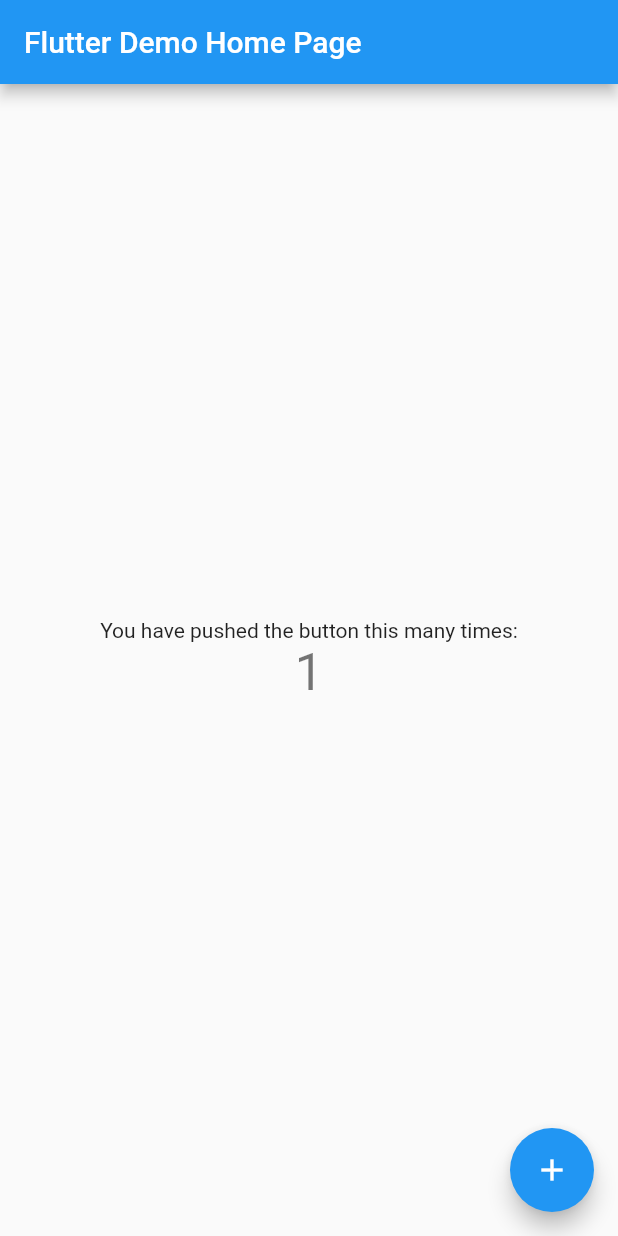
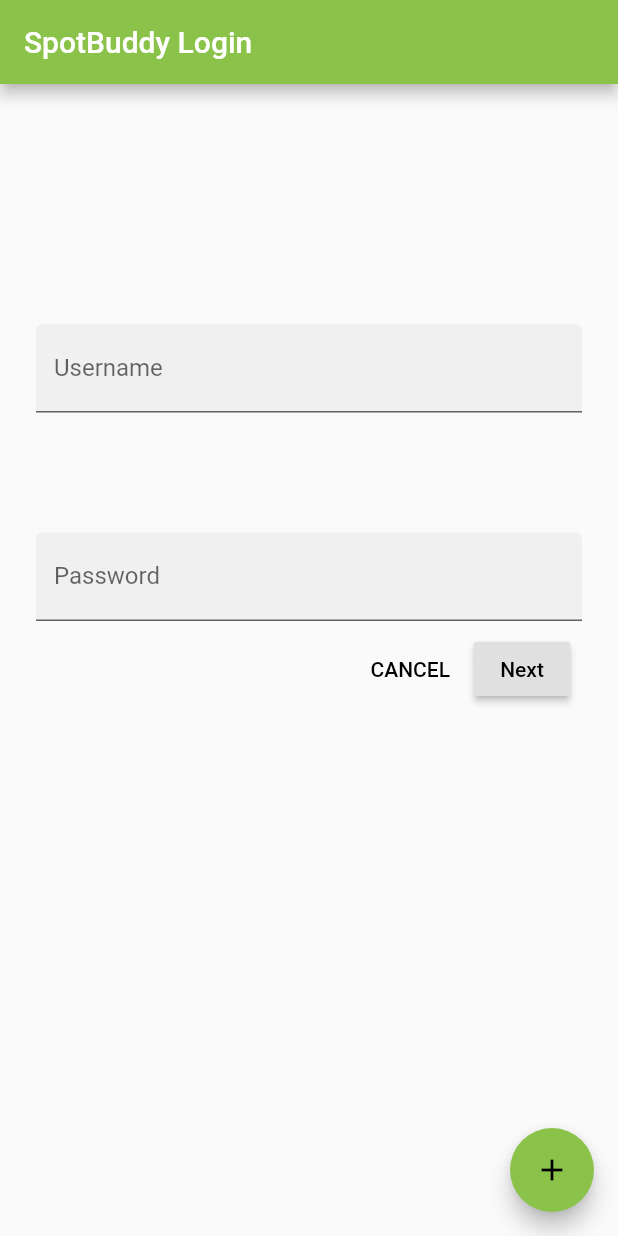
Before and after one commit to rdale240/SpotBuddy, a Flutter app: the screen it shows after launch, after a tap on the "add" icon, on a phone screen of 412 x 824 dp. Run offline on Flutter 3.47's test engine with Material 2 defaults, Android fonts, the phone set to English and light mode, and no system bars; network calls fail.

Commit message:
Login Screen + account creation

```diff
--- a/lib/main.dart
+++ b/lib/main.dart
@@ -1,4 +1,5 @@
 import 'package:flutter/material.dart';
+import 'package:http/http.dart' as http;
 
 void main() => runApp(MyApp());
 
@@ -18,9 +19,19 @@ class MyApp extends StatelessWidget {
         // or simply save your changes to "hot reload" in a Flutter IDE).
         // Notice that the counter didn't reset back to zero; the application
         // is not restarted.
-        primarySwatch: Colors.blue,
+        primarySwatch: Colors.lightGreen,
+        textTheme: TextTheme(
+          body1: new TextStyle(color: Colors.red),
+          display1: new TextStyle(color: Colors.white),
+          display2: new TextStyle(color: Colors.white),
+          display3: new TextStyle(color: Colors.white),
+          display4: new TextStyle(color: Colors.white),
+          body2: new TextStyle(color: Colors.white),
+          headline: new TextStyle(color: Colors.white),
+          title: new TextStyle(color: Colors.white),
+        ),
       ),
-      home: MyHomePage(title: 'Flutter Demo Home Page'),
+      home: MyHomePage(title: 'SpotBuddy Login'),
     );
   }
 }
@@ -47,6 +58,8 @@ class _MyHomePageState extends State<MyHomePage> {
   int _counter = 0;
 
   void _incrementCounter() {
+    var url = "http://13.59.182.232/createProfile";
+    //var url = "http://18.222.104.22/createProfile";
     setState(() {
       // This call to setState tells the Flutter framework that something has
       // changed in this State, which causes it to rerun the build method below
@@ -54,6 +67,22 @@ class _MyHomePageState extends State<MyHomePage> {
       // _counter without calling setState(), then the build method would not be
       // called again, and so nothing would appear to happen.
       _counter++;
+      http.post(url, body: {
+        "first_name": "App Post",
+        "email": "app@app.com",
+        "pass": "******",
+        "birthday": "2-5-1978",
+        "messangerID": "SomeID",
+        "broadLocationID": "SomeID",
+        "focusedLocationID": "Some ID",
+        "biography": "Posting From App",
+        "isABuddy": "1",
+        "publicRating": "4.6",
+        "govtID": "Good Question"
+      }).then((response) {
+        print("Response status: ${response.statusCode}");
+        print("Response body: ${response.body}");
+      });
     });
   }
 
@@ -69,12 +98,12 @@ class _MyHomePageState extends State<MyHomePage> {
       appBar: AppBar(
         // Here we take the value from the MyHomePage object that was created by
         // the App.build method, and use it to set our appbar title.
-        title: Text(widget.title),
+        title: Text(widget.title, style: TextStyle(color: Colors.white)),
       ),
-      body: Center(
+      body: SafeArea(
         // Center is a layout widget. It takes a single child and positions it
         // in the middle of the parent.
-        child: Column(
+        child: ListView(
           // Column is also layout widget. It takes a list of children and
           // arranges them vertically. By default, it sizes itself to fit its
           // children horizontally, and tries to be as tall as its parent.
@@ -89,14 +118,37 @@ class _MyHomePageState extends State<MyHomePage> {
           // center the children vertically; the main axis here is the vertical
           // axis because Columns are vertical (the cross axis would be
           // horizontal).
-          mainAxisAlignment: MainAxisAlignment.center,
+          padding: EdgeInsets.symmetric(horizontal: 24.0),
           children: <Widget>[
-            Text(
-              'You have pushed the button this many times:',
+            SizedBox(height: 80.0),
+            SizedBox(height: 80.0), // Space for Logo
+            TextField(
+              decoration: InputDecoration(
+                labelText: "Username",
+                filled: true,
+              ),
             ),
-            Text(
-              '$_counter',
-              style: Theme.of(context).textTheme.display1,
+            SizedBox(height: 80.0),
+            TextField(
+              decoration: InputDecoration(
+                labelText: "Password",
+                filled: true,
+              ),
+              obscureText: true,
+            ),
+            ButtonBar(
+              children: <Widget>[
+                FlatButton(
+                  child: Text('CANCEL'),
+                  onPressed: () {},
+                ),
+                RaisedButton(
+                  child: Text("Next"),
+                  onPressed: () {
+                    _incrementCounter();
+                  },
+                )
+              ],
             ),
           ],
         ),
--- a/pubspec.yaml
+++ b/pubspec.yaml
@@ -15,6 +15,7 @@ environment:
 dependencies:
   flutter:
     sdk: flutter
+  http: ^0.12.0+1
 
   # The following adds the Cupertino Icons font to your application.
   # Use with the CupertinoIcons class for iOS style icons.
```
